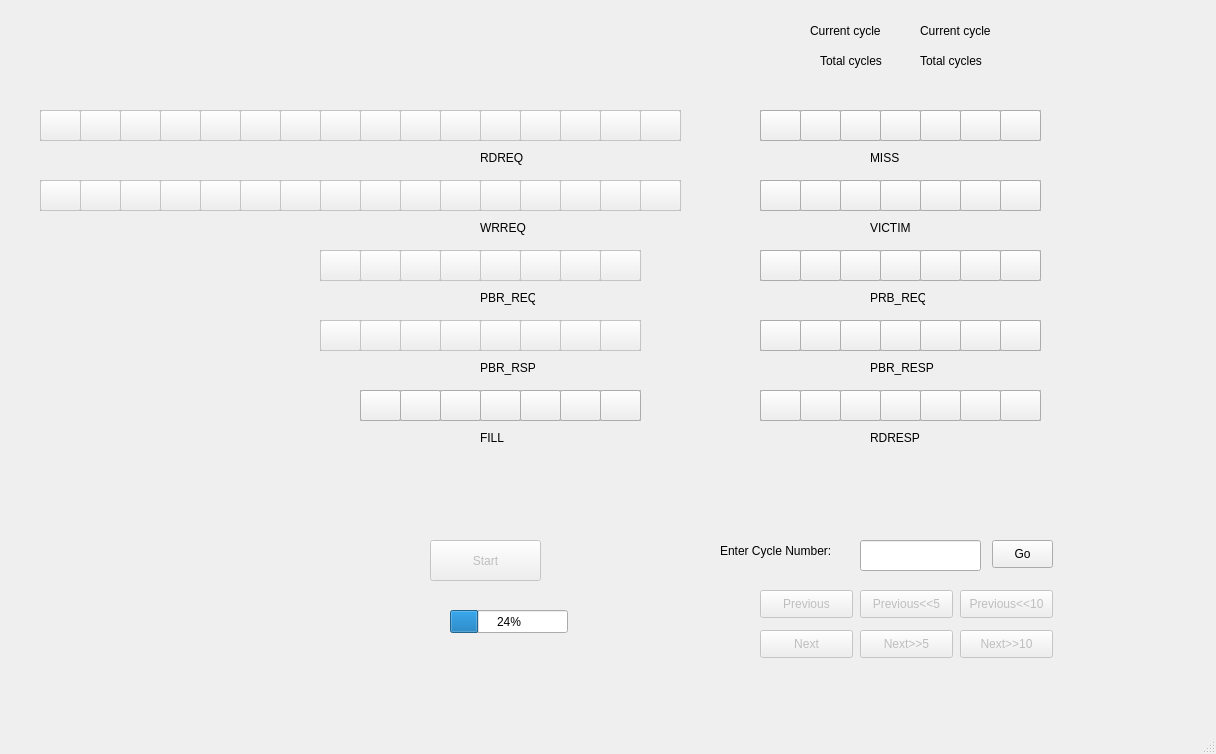
Qt form qtDesigner.ui (IshuGupta02/GUI-Simulator) before a commit.
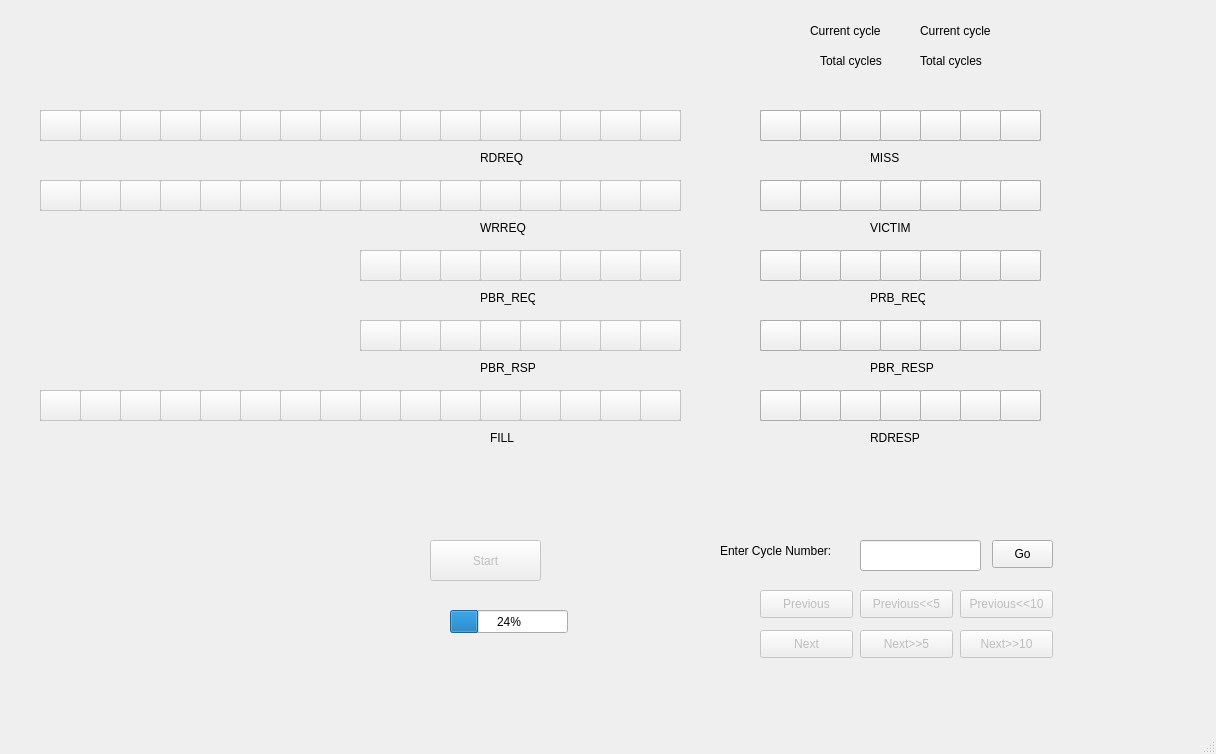
The same form after that commit.

Commit message: Fix UI of FILL queue

The edit to the form file:
```diff
--- a/qtDesigner.ui
+++ b/qtDesigner.ui
@@ -200,7 +200,7 @@
     </property>
     <property name="geometry">
      <rect>
-      <x>600</x>
+      <x>640</x>
       <y>250</y>
       <width>41</width>
       <height>31</height>
@@ -216,7 +216,7 @@
     </property>
     <property name="geometry">
      <rect>
-      <x>560</x>
+      <x>600</x>
       <y>250</y>
       <width>41</width>
       <height>31</height>
@@ -232,7 +232,7 @@
     </property>
     <property name="geometry">
      <rect>
-      <x>440</x>
+      <x>480</x>
       <y>250</y>
       <width>41</width>
       <height>31</height>
@@ -248,7 +248,7 @@
     </property>
     <property name="geometry">
      <rect>
-      <x>480</x>
+      <x>520</x>
       <y>250</y>
       <width>41</width>
       <height>31</height>
@@ -264,7 +264,7 @@
     </property>
     <property name="geometry">
      <rect>
-      <x>520</x>
+      <x>560</x>
       <y>250</y>
       <width>41</width>
       <height>31</height>
@@ -277,7 +277,7 @@
    <widget class="QListView" name="read_queue_4">
     <property name="geometry">
      <rect>
-      <x>320</x>
+      <x>360</x>
       <y>250</y>
       <width>321</width>
       <height>31</height>
@@ -290,7 +290,7 @@
     </property>
     <property name="geometry">
      <rect>
-      <x>400</x>
+      <x>440</x>
       <y>250</y>
       <width>41</width>
       <height>31</height>
@@ -306,7 +306,7 @@
     </property>
     <property name="geometry">
      <rect>
-      <x>600</x>
+      <x>640</x>
       <y>320</y>
       <width>41</width>
       <height>31</height>
@@ -322,7 +322,7 @@
     </property>
     <property name="geometry">
      <rect>
-      <x>560</x>
+      <x>600</x>
       <y>320</y>
       <width>41</width>
       <height>31</height>
@@ -338,7 +338,7 @@
     </property>
     <property name="geometry">
      <rect>
-      <x>440</x>
+      <x>480</x>
       <y>320</y>
       <width>41</width>
       <height>31</height>
@@ -354,7 +354,7 @@
     </property>
     <property name="geometry">
      <rect>
-      <x>480</x>
+      <x>520</x>
       <y>320</y>
       <width>41</width>
       <height>31</height>
@@ -370,7 +370,7 @@
     </property>
     <property name="geometry">
      <rect>
-      <x>520</x>
+      <x>560</x>
       <y>320</y>
       <width>41</width>
       <height>31</height>
@@ -383,7 +383,7 @@
    <widget class="QListView" name="read_queue_3">
     <property name="geometry">
      <rect>
-      <x>320</x>
+      <x>360</x>
       <y>320</y>
       <width>321</width>
       <height>31</height>
@@ -396,7 +396,7 @@
     </property>
     <property name="geometry">
      <rect>
-      <x>400</x>
+      <x>440</x>
       <y>320</y>
       <width>41</width>
       <height>31</height>
@@ -406,7 +406,26 @@
      <string/>
     </property>
    </widget>
-   <widget class="QPushButton" name="pkt1_5">
+   <widget class="QPushButton" name="FILL_1">
+    <property name="enabled">
+     <bool>false</bool>
+    </property>
+    <property name="geometry">
+     <rect>
+      <x>640</x>
+      <y>390</y>
+      <width>41</width>
+      <height>31</height>
+     </rect>
+    </property>
+    <property name="text">
+     <string/>
+    </property>
+   </widget>
+   <widget class="QPushButton" name="FILL_2">
+    <property name="enabled">
+     <bool>false</bool>
+    </property>
     <property name="geometry">
      <rect>
       <x>600</x>
@@ -419,33 +438,10 @@
      <string/>
     </property>
    </widget>
-   <widget class="QPushButton" name="pkt2_5">
-    <property name="geometry">
-     <rect>
-      <x>560</x>
-      <y>390</y>
-      <width>41</width>
-      <height>31</height>
-     </rect>
+   <widget class="QPushButton" name="FILL_5">
+    <property name="enabled">
+     <bool>false</bool>
     </property>
-    <property name="text">
-     <string/>
-    </property>
-   </widget>
-   <widget class="QPushButton" name="pkt5_5">
-    <property name="geometry">
-     <rect>
-      <x>440</x>
-      <y>390</y>
-      <width>41</width>
-      <height>31</height>
-     </rect>
-    </property>
-    <property name="text">
-     <string/>
-    </property>
-   </widget>
-   <widget class="QPushButton" name="pkt4_5">
     <property name="geometry">
      <rect>
       <x>480</x>
@@ -458,7 +454,10 @@
      <string/>
     </property>
    </widget>
-   <widget class="QPushButton" name="pkt3_5">
+   <widget class="QPushButton" name="FILL_4">
+    <property name="enabled">
+     <bool>false</bool>
+    </property>
     <property name="geometry">
      <rect>
       <x>520</x>
@@ -471,33 +470,39 @@
      <string/>
     </property>
    </widget>
+   <widget class="QPushButton" name="FILL_3">
+    <property name="enabled">
+     <bool>false</bool>
+    </property>
+    <property name="geometry">
+     <rect>
+      <x>560</x>
+      <y>390</y>
+      <width>41</width>
+      <height>31</height>
+     </rect>
+    </property>
+    <property name="text">
+     <string/>
+    </property>
+   </widget>
    <widget class="QListView" name="read_queue_5">
     <property name="geometry">
      <rect>
-      <x>360</x>
+      <x>40</x>
       <y>390</y>
-      <width>281</width>
+      <width>641</width>
       <height>31</height>
      </rect>
     </property>
    </widget>
-   <widget class="QPushButton" name="pkt6_5">
-    <property name="geometry">
-     <rect>
-      <x>400</x>
-      <y>390</y>
-      <width>41</width>
-      <height>31</height>
-     </rect>
+   <widget class="QPushButton" name="FILL_6">
+    <property name="enabled">
+     <bool>false</bool>
     </property>
-    <property name="text">
-     <string/>
-    </property>
-   </widget>
-   <widget class="QPushButton" name="pkt7_5">
     <property name="geometry">
      <rect>
-      <x>360</x>
+      <x>440</x>
       <y>390</y>
       <width>41</width>
       <height>31</height>
@@ -1067,7 +1072,7 @@
    <widget class="QLabel" name="label_5">
     <property name="geometry">
      <rect>
-      <x>480</x>
+      <x>490</x>
       <y>430</y>
       <width>55</width>
       <height>16</height>
@@ -1637,7 +1642,7 @@
     </property>
     <property name="geometry">
      <rect>
-      <x>360</x>
+      <x>400</x>
       <y>250</y>
       <width>41</width>
       <height>31</height>
@@ -1653,7 +1658,7 @@
     </property>
     <property name="geometry">
      <rect>
-      <x>320</x>
+      <x>360</x>
       <y>250</y>
       <width>41</width>
       <height>31</height>
@@ -1669,7 +1674,7 @@
     </property>
     <property name="geometry">
      <rect>
-      <x>320</x>
+      <x>360</x>
       <y>320</y>
       <width>41</width>
       <height>31</height>
@@ -1685,7 +1690,7 @@
     </property>
     <property name="geometry">
      <rect>
-      <x>360</x>
+      <x>400</x>
       <y>320</y>
       <width>41</width>
       <height>31</height>
@@ -1789,6 +1794,166 @@
      <string>Current cycle</string>
     </property>
    </widget>
+   <widget class="QPushButton" name="FILL_7">
+    <property name="enabled">
+     <bool>false</bool>
+    </property>
+    <property name="geometry">
+     <rect>
+      <x>400</x>
+      <y>390</y>
+      <width>41</width>
+      <height>31</height>
+     </rect>
+    </property>
+    <property name="text">
+     <string/>
+    </property>
+   </widget>
+   <widget class="QPushButton" name="FILL_10">
+    <property name="enabled">
+     <bool>false</bool>
+    </property>
+    <property name="geometry">
+     <rect>
+      <x>280</x>
+      <y>390</y>
+      <width>41</width>
+      <height>31</height>
+     </rect>
+    </property>
+    <property name="text">
+     <string/>
+    </property>
+   </widget>
+   <widget class="QPushButton" name="FILL_8">
+    <property name="enabled">
+     <bool>false</bool>
+    </property>
+    <property name="geometry">
+     <rect>
+      <x>360</x>
+      <y>390</y>
+      <width>41</width>
+      <height>31</height>
+     </rect>
+    </property>
+    <property name="text">
+     <string/>
+    </property>
+   </widget>
+   <widget class="QPushButton" name="FILL_9">
+    <property name="enabled">
+     <bool>false</bool>
+    </property>
+    <property name="geometry">
+     <rect>
+      <x>320</x>
+      <y>390</y>
+      <width>41</width>
+      <height>31</height>
+     </rect>
+    </property>
+    <property name="text">
+     <string/>
+    </property>
+   </widget>
+   <widget class="QPushButton" name="FILL_11">
+    <property name="enabled">
+     <bool>false</bool>
+    </property>
+    <property name="geometry">
+     <rect>
+      <x>240</x>
+      <y>390</y>
+      <width>41</width>
+      <height>31</height>
+     </rect>
+    </property>
+    <property name="text">
+     <string/>
+    </property>
+   </widget>
+   <widget class="QPushButton" name="FILL_12">
+    <property name="enabled">
+     <bool>false</bool>
+    </property>
+    <property name="geometry">
+     <rect>
+      <x>200</x>
+      <y>390</y>
+      <width>41</width>
+      <height>31</height>
+     </rect>
+    </property>
+    <property name="text">
+     <string/>
+    </property>
+   </widget>
+   <widget class="QPushButton" name="FILL_13">
+    <property name="enabled">
+     <bool>false</bool>
+    </property>
+    <property name="geometry">
+     <rect>
+      <x>160</x>
+      <y>390</y>
+      <width>41</width>
+      <height>31</height>
+     </rect>
+    </property>
+    <property name="text">
+     <string/>
+    </property>
+   </widget>
+   <widget class="QPushButton" name="FILL_14">
+    <property name="enabled">
+     <bool>false</bool>
+    </property>
+    <property name="geometry">
+     <rect>
+      <x>120</x>
+      <y>390</y>
+      <width>41</width>
+      <height>31</height>
+     </rect>
+    </property>
+    <property name="text">
+     <string/>
+    </property>
+   </widget>
+   <widget class="QPushButton" name="FILL_15">
+    <property name="enabled">
+     <bool>false</bool>
+    </property>
+    <property name="geometry">
+     <rect>
+      <x>80</x>
+      <y>390</y>
+      <width>41</width>
+      <height>31</height>
+     </rect>
+    </property>
+    <property name="text">
+     <string/>
+    </property>
+   </widget>
+   <widget class="QPushButton" name="FILL_16">
+    <property name="enabled">
+     <bool>false</bool>
+    </property>
+    <property name="geometry">
+     <rect>
+      <x>40</x>
+      <y>390</y>
+      <width>41</width>
+      <height>31</height>
+     </rect>
+    </property>
+    <property name="text">
+     <string/>
+    </property>
+   </widget>
    <zorder>read_queue_8</zorder>
    <zorder>read_queue_7</zorder>
    <zorder>read_queue_10</zorder>
@@ -1820,13 +1985,12 @@
    <zorder>PBR_RSP_4</zorder>
    <zorder>PBR_RSP_3</zorder>
    <zorder>PBR_RSP_6</zorder>
-   <zorder>pkt1_5</zorder>
-   <zorder>pkt2_5</zorder>
-   <zorder>pkt5_5</zorder>
-   <zorder>pkt4_5</zorder>
-   <zorder>pkt3_5</zorder>
-   <zorder>pkt6_5</zorder>
-   <zorder>pkt7_5</zorder>
+   <zorder>FILL_1</zorder>
+   <zorder>FILL_2</zorder>
+   <zorder>FILL_5</zorder>
+   <zorder>FILL_4</zorder>
+   <zorder>FILL_3</zorder>
+   <zorder>FILL_6</zorder>
    <zorder>read_queue_6</zorder>
    <zorder>pkt7_6</zorder>
    <zorder>pkt5_6</zorder>
@@ -1914,6 +2078,16 @@
    <zorder>label_13</zorder>
    <zorder>total_cycles</zorder>
    <zorder>current_cycle</zorder>
+   <zorder>FILL_7</zorder>
+   <zorder>FILL_10</zorder>
+   <zorder>FILL_8</zorder>
+   <zorder>FILL_9</zorder>
+   <zorder>FILL_11</zorder>
+   <zorder>FILL_12</zorder>
+   <zorder>FILL_13</zorder>
+   <zorder>FILL_14</zorder>
+   <zorder>FILL_15</zorder>
+   <zorder>FILL_16</zorder>
   </widget>
   <widget class="QMenuBar" name="menubar">
    <property name="geometry">
```
